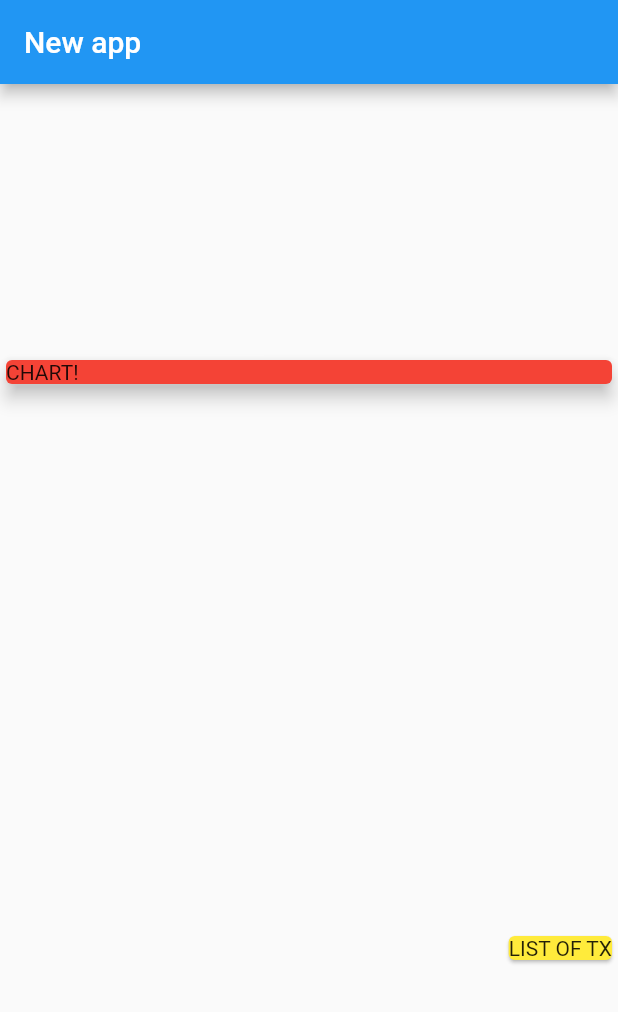
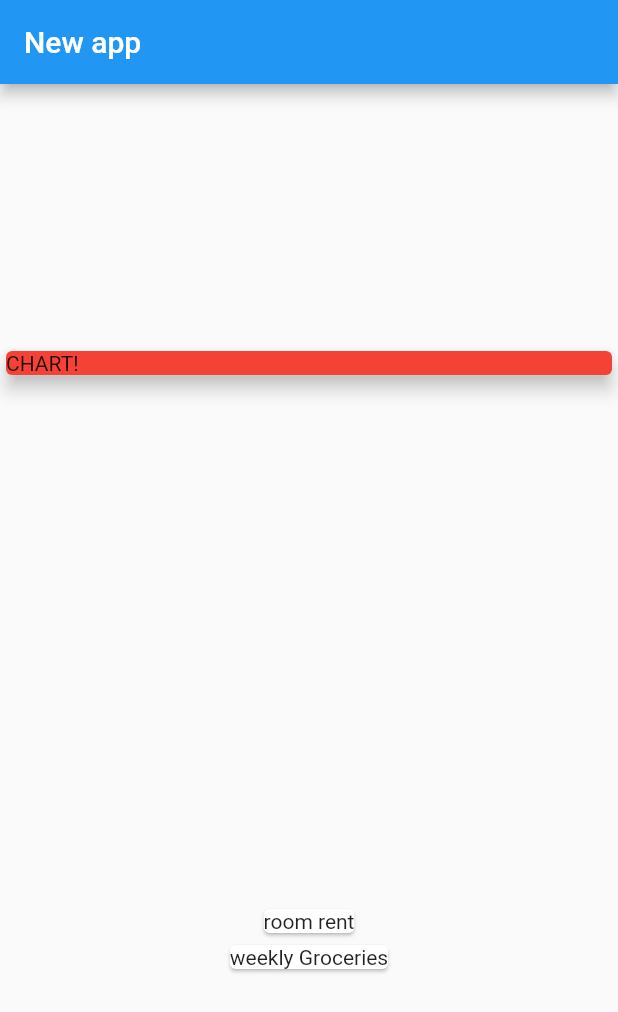
Before and after one commit to Shogil/Daily-expense-tracker-flutter, a Flutter app: the screen it shows after launch, on a phone screen of 412 x 824 dp. Shown: the top 1012 px of the screen. Run offline on Flutter 3.47's test engine with Material 2 defaults, Android fonts, the phone set to English and light mode, and no system bars.

```diff
--- a/lib/main.dart
+++ b/lib/main.dart
@@ -1,3 +1,4 @@
+import 'transaction.dart';
 import 'package:flutter/material.dart';
 
 void main() {
@@ -15,6 +16,20 @@ class MyApp extends StatelessWidget {
 }
 
 class MyHomePage extends StatelessWidget {
+  final List<Transaction> transaction = [
+    Transaction(
+      id: 't1',
+      title: 'room rent',
+      amount: 30,
+      date: DateTime.now(),
+    ),
+    Transaction(
+      id: 't2',
+      title: 'weekly Groceries',
+      amount: 16.53,
+      date: DateTime.now(),
+    )
+  ];
   @override
   Widget build(BuildContext context) {
     return Scaffold(
@@ -23,7 +38,7 @@ class MyHomePage extends StatelessWidget {
       ),
       body: Column(
         mainAxisAlignment: MainAxisAlignment.spaceAround,
-        crossAxisAlignment: CrossAxisAlignment.end,
+        crossAxisAlignment: CrossAxisAlignment.stretch,
         children: <Widget>[
           Container(
             width: double.infinity,
@@ -33,9 +48,12 @@ class MyHomePage extends StatelessWidget {
               elevation: 5,
             ),
           ),
-          Card(
-            color: Colors.yellow,
-            child: Text('LIST OF TX'),
+          Column(
+            children: transaction.map((tx) {
+              return Card(
+                child: Text(tx.title),
+              );
+            }).toList(),
           )
         ],
       ),
--- /dev/null
+++ b/lib/transaction.dart
@@ -0,0 +1,15 @@
+import 'package:flutter/material.dart';
+
+class Transaction {
+  String id;
+  String title;
+  double amount;
+  DateTime date;
+
+  Transaction({
+    @required this.id,
+    @required this.title,
+    @required this.amount,
+    @required this.date,
+  });
+}
```
